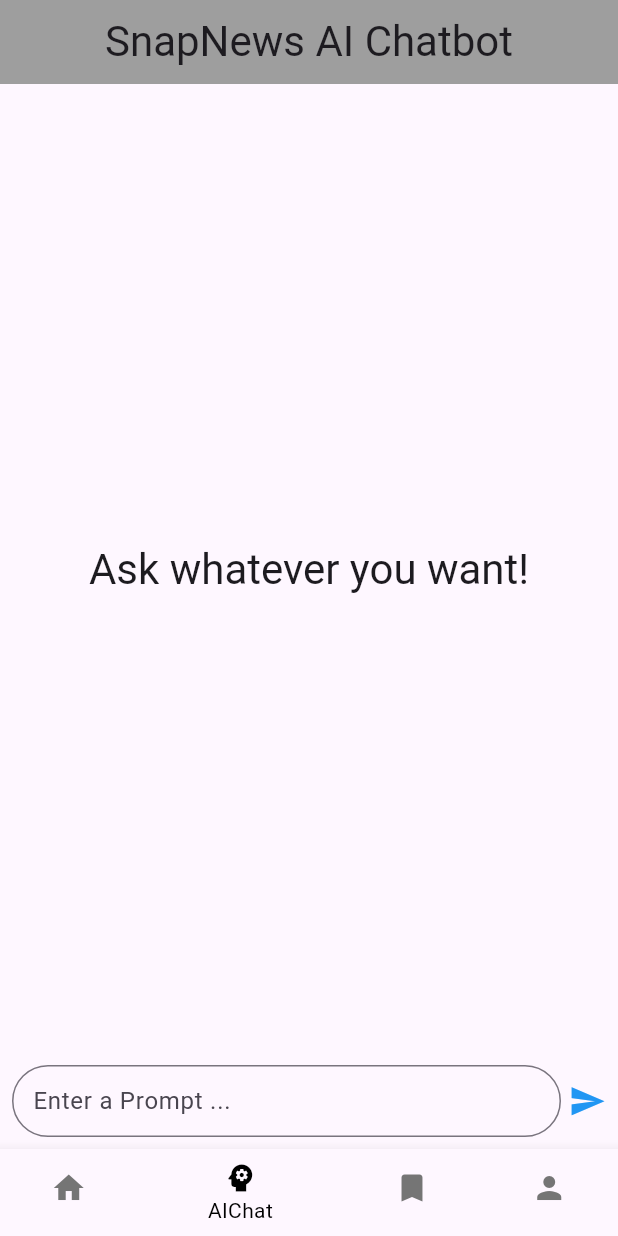
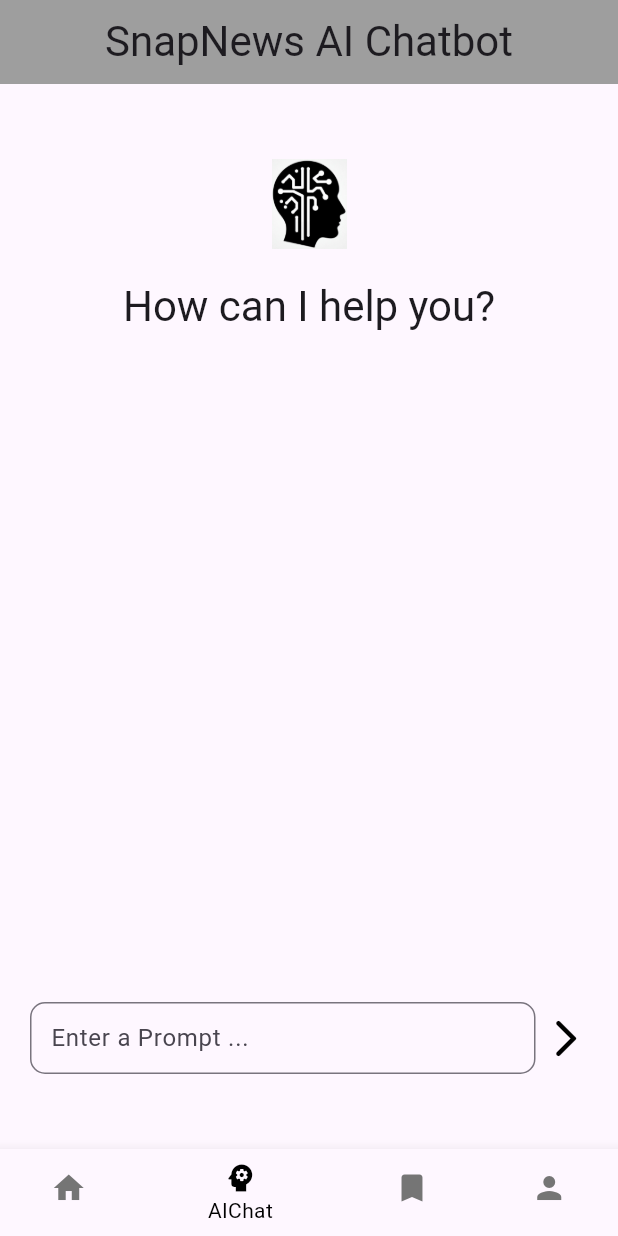
Before and after one commit to melihcakmak64/SnapNews, a Flutter app: the screen it shows once a user with an empty profile is signed in, item 2 of the bottom bar chosen, on a phone screen of 412 x 824 dp. Run offline on Flutter 3.47's test engine with Material 3 defaults, Android fonts, the phone set to English and light mode, and no system bars; our stand-ins replace auth_buttons, cloud_firestore, firebase_auth, firebase_core, get, google_generative_ai and 1 more; accounts and stored records are empty.

Commit message:
AI chat biraz düzenlendi

```diff
--- a/lib/view/NewsScreens/AIChatPage.dart
+++ b/lib/view/NewsScreens/AIChatPage.dart
@@ -1,6 +1,8 @@
 import 'package:flutter/material.dart';
 import 'package:flutter_application_1/view/widgets/aiChatWidget.dart';
 import 'package:google_generative_ai/google_generative_ai.dart';
+
+// news api key fdc847a945174558b58c08dcff436349
 
 class ChatPage extends StatefulWidget {
   const ChatPage({
@@ -32,11 +34,22 @@ class _ChatPageState extends State<ChatPage> {
         children: [
           listDatas.isEmpty
               ? Expanded(
-                  child: Center(
-                    child: Text(
-                      "Ask whatever you want!",
-                      style: Theme.of(context).textTheme.headlineMedium!,
-                      textAlign: TextAlign.center,
+                  child: Padding(
+                    padding: const EdgeInsets.all(50.0),
+                    child: Column(
+                      children: [
+                        Image.asset(
+                          'images/ai_logo.jpeg',
+                          width: 50,
+                        ),
+                        SizedBox(
+                          height: 20,
+                        ),
+                        Text(
+                          "How can I help you?",
+                          style: Theme.of(context).textTheme.headlineMedium!,
+                        ),
+                      ],
                     ),
                   ),
                 )
@@ -63,8 +76,8 @@ class _ChatPageState extends State<ChatPage> {
                                   .bodyMedium!
                                   .copyWith(
                                     color: index.isOdd
-                                        ? Colors.yellow
-                                        : Colors.blue,
+                                        ? Color.fromARGB(255, 0, 0, 0)
+                                        : Color.fromARGB(255, 0, 0, 0),
                                   ),
                             ),
                           ),
@@ -86,7 +99,7 @@ class _ChatPageState extends State<ChatPage> {
             },
           ),
           Padding(
-            padding: const EdgeInsets.all(8.0),
+            padding: const EdgeInsets.only(bottom: 50, left: 20, right: 20),
             child: Row(
               children: [
                 Expanded(
@@ -99,7 +112,7 @@ class _ChatPageState extends State<ChatPage> {
                       hintText: "Enter a Prompt ...",
                       contentPadding: const EdgeInsets.all(10),
                       border: OutlineInputBorder(
-                        borderRadius: BorderRadius.circular(25),
+                        borderRadius: BorderRadius.circular(10),
                       ),
                     ),
                   ),
@@ -121,9 +134,9 @@ class _ChatPageState extends State<ChatPage> {
                         await _searchContent();
                       },
                       child: const Icon(
-                        Icons.send,
-                        size: 25,
-                        color: Colors.blue,
+                        Icons.arrow_forward_ios_rounded,
+                        size: 30,
+                        color: Colors.black,
                       ),
                     );
                   },
```
Also changed, not shown: images/ai_logo.jpeg (added).
